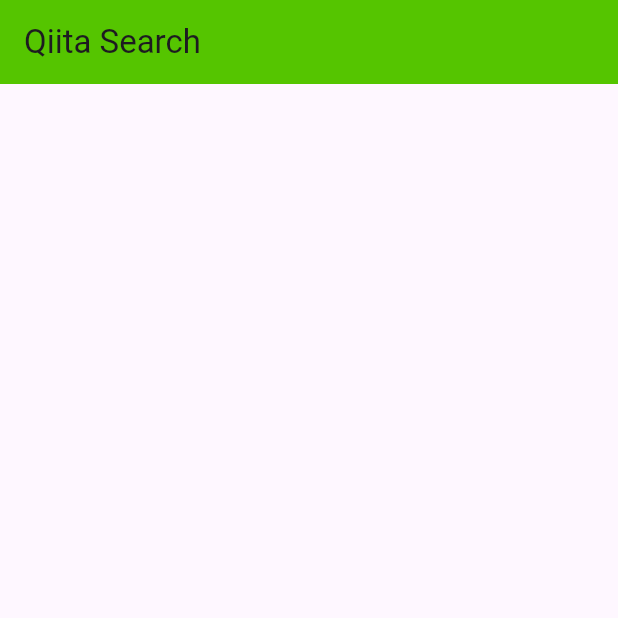
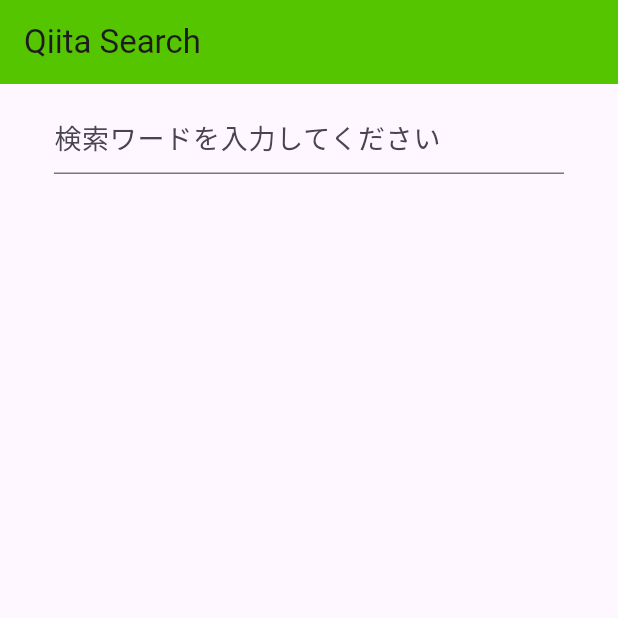
Before and after one commit to morieeeenyo/qiita_viewer, a Flutter app: the screen it shows after launch, on a phone screen of 412 x 824 dp, the top half of it. Run offline on Flutter 3.47's test engine with Material 3 defaults, Android fonts, the phone set to English and light mode, and no system bars; our stand-ins replace flutter_dotenv.

Commit message:
modify: 検索処理の実装

```diff
--- a/lib/screens/search_screen.dart
+++ b/lib/screens/search_screen.dart
@@ -12,13 +12,42 @@
 }
 
 class _SearchScreenState extends State<SearchScreen> {
+  List<Article> articles = []; // 検索結果を格納する変数
   @override
   Widget build(BuildContext context) {
     return Scaffold(
       appBar: AppBar(
         title: const Text('Qiita Search'),
       ),
-      body: Container(),
+      body: Column(
+        children: [
+          // 検索ボックス
+          Padding(
+            // ← Paddingで囲む
+            padding: const EdgeInsets.symmetric(
+              vertical: 12,
+              horizontal: 36,
+            ),
+            child: TextField(
+              style: const TextStyle(
+                // ← TextStyleを渡す
+                fontSize: 18,
+                color: Colors.black,
+              ),
+              decoration: const InputDecoration(
+                // ← InputDecorationを渡す
+                hintText: '検索ワードを入力してください',
+              ),
+              onSubmitted: (String value) async {
+                final results = await searchQiita(value);
+                setState(() => articles = results);
+              },
+            ),
+          ),
+
+          // 検索結果一覧
+        ],
+      ),
     );
   }
 
```
